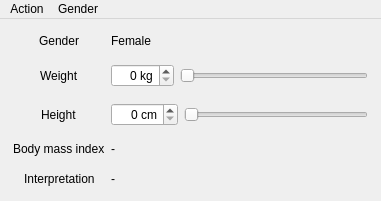
Old version of the form project-02/mainwindow.ui in the repository 3ICE/Programming-2017.
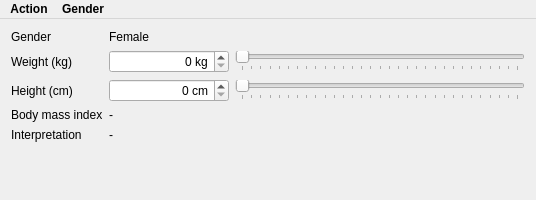
New version of the form.

Commit message: project-02-pixel-perfect-alignment-done

```diff
--- a/project-02/mainwindow.ui
+++ b/project-02/mainwindow.ui
@@ -6,60 +6,18 @@
    <rect>
     <x>0</x>
     <y>0</y>
-    <width>381</width>
-    <height>201</height>
+    <width>536</width>
+    <height>200</height>
    </rect>
   </property>
   <property name="windowTitle">
-   <string>MainWindow</string>
+   <string>Body Mass Index Calculator</string>
   </property>
   <widget class="QWidget" name="centralWidget">
    <property name="locale">
     <locale language="Finnish" country="Finland"/>
    </property>
-   <widget class="QWidget" name="formLayoutWidget">
-    <property name="geometry">
-     <rect>
-      <x>10</x>
-      <y>10</y>
-      <width>361</width>
-      <height>161</height>
-     </rect>
-    </property>
     <layout class="QFormLayout" name="formLayout">
-     <property name="sizeConstraint">
-      <enum>QLayout::SetDefaultConstraint</enum>
-     </property>
-     <property name="fieldGrowthPolicy">
-      <enum>QFormLayout::AllNonFixedFieldsGrow</enum>
-     </property>
-     <property name="rowWrapPolicy">
-      <enum>QFormLayout::DontWrapRows</enum>
-     </property>
-     <property name="labelAlignment">
-      <set>Qt::AlignCenter</set>
-     </property>
-     <property name="formAlignment">
-      <set>Qt::AlignCenter</set>
-     </property>
-     <property name="horizontalSpacing">
-      <number>6</number>
-     </property>
-     <property name="verticalSpacing">
-      <number>16</number>
-     </property>
-     <property name="leftMargin">
-      <number>3</number>
-     </property>
-     <property name="topMargin">
-      <number>3</number>
-     </property>
-     <property name="rightMargin">
-      <number>3</number>
-     </property>
-     <property name="bottomMargin">
-      <number>3</number>
-     </property>
      <item row="0" column="0">
       <widget class="QLabel" name="label">
        <property name="text">
@@ -83,30 +41,20 @@
      <item row="1" column="0">
       <widget class="QLabel" name="label_2">
        <property name="text">
-        <string>Weight</string>
+       <string>Weight (kg)</string>
        </property>
        <property name="buddy">
         <cstring>weight</cstring>
        </property>
       </widget>
      </item>
-     <item row="2" column="0">
-      <widget class="QLabel" name="label_3">
-       <property name="text">
-        <string>Height</string>
-       </property>
-       <property name="buddy">
-        <cstring>height</cstring>
-       </property>
-      </widget>
-     </item>
      <item row="1" column="1">
       <layout class="QHBoxLayout" name="hl1">
        <item>
         <widget class="QSpinBox" name="weight">
          <property name="minimumSize">
           <size>
-           <width>60</width>
+          <width>120</width>
            <height>0</height>
           </size>
          </property>
@@ -135,17 +83,33 @@
          <property name="orientation">
           <enum>Qt::Horizontal</enum>
          </property>
+        <property name="tickPosition">
+         <enum>QSlider::TicksBelow</enum>
+        </property>
+        <property name="tickInterval">
+         <number>10</number>
+        </property>
         </widget>
        </item>
       </layout>
      </item>
+    <item row="2" column="0">
+     <widget class="QLabel" name="label_3">
+      <property name="text">
+       <string>Height (cm)</string>
+      </property>
+      <property name="buddy">
+       <cstring>height</cstring>
+      </property>
+     </widget>
+    </item>
      <item row="2" column="1">
       <layout class="QHBoxLayout" name="hl2">
        <item>
         <widget class="QSpinBox" name="height">
          <property name="minimumSize">
           <size>
-           <width>60</width>
+          <width>120</width>
            <height>0</height>
           </size>
          </property>
@@ -168,6 +132,12 @@
          <property name="orientation">
           <enum>Qt::Horizontal</enum>
          </property>
+        <property name="tickPosition">
+         <enum>QSlider::TicksBelow</enum>
+        </property>
+        <property name="tickInterval">
+         <number>10</number>
+        </property>
         </widget>
        </item>
       </layout>
@@ -202,17 +172,28 @@
      </item>
     </layout>
    </widget>
-  </widget>
   <widget class="QMenuBar" name="menuBar">
    <property name="geometry">
     <rect>
      <x>0</x>
      <y>0</y>
-     <width>381</width>
-     <height>21</height>
+     <width>536</width>
+     <height>27</height>
     </rect>
    </property>
+   <property name="font">
+    <font>
+     <weight>75</weight>
+     <bold>true</bold>
+    </font>
+   </property>
    <widget class="QMenu" name="menuAction">
+    <property name="font">
+     <font>
+      <weight>50</weight>
+      <bold>false</bold>
+     </font>
+    </property>
     <property name="title">
      <string>Action</string>
     </property>
@@ -220,6 +201,12 @@
     <addaction name="actionQuit"/>
    </widget>
    <widget class="QMenu" name="menuGender">
+    <property name="font">
+     <font>
+      <weight>50</weight>
+      <bold>false</bold>
+     </font>
+    </property>
     <property name="title">
      <string>Gender</string>
     </property>
```
Lines whose indentation alone changed are shown as unchanged.
